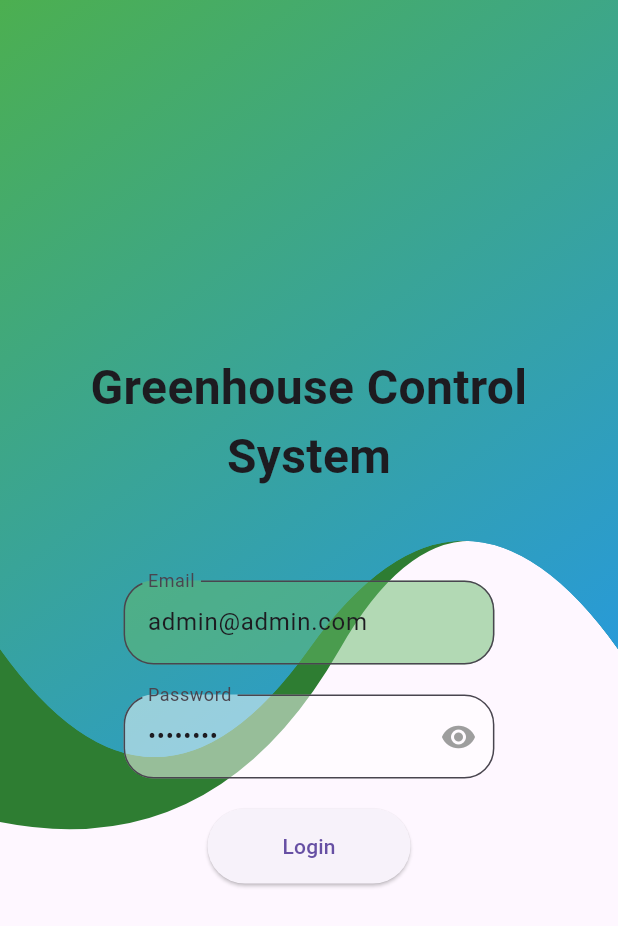
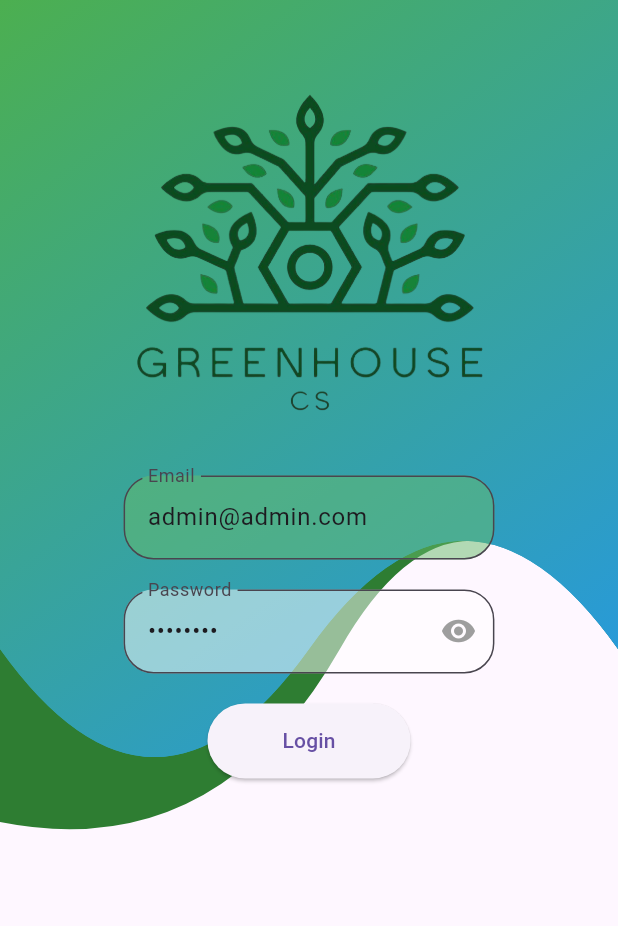
Before and after one commit to AFR0011/greenhouse-proj, a Flutter app: the screen it shows after launch, on a phone screen of 412 x 824 dp. Shown: the top 926 px of the screen. Run offline on Flutter 3.47's test engine with Material 3 defaults, Android fonts, the phone set to English and light mode, and no system bars; our stand-ins replace cloud_firestore, firebase_auth, firebase_core, firebase_messaging, firebase_storage, fl_chart and 4 more; missing offline and left inert: emailjs, list_utilities; accounts and stored records are empty.

Commit message:
Added the logo

```diff
--- a/greenhouse_project/lib/pages/login.dart
+++ b/greenhouse_project/lib/pages/login.dart
@@ -95,7 +95,8 @@ class _LoginPageState extends State<LoginPage> {
                   child: CircularProgressIndicator(),
                 );
               }
-              return Padding(
+              return SingleChildScrollView(
+                child: Padding(
                   padding: const EdgeInsets.all(25.0),
                   child: SafeArea(
                     child: SizedBox(
@@ -103,14 +104,8 @@ class _LoginPageState extends State<LoginPage> {
                       child: Column(
                         mainAxisAlignment: MainAxisAlignment.center,
                         children: [
-                        const Padding(
-                          padding: EdgeInsets.only(bottom: 60),
-                          child: Text(
-                            "Greenhouse Control System",
-                            style: headingTextStyle,
-                            textAlign: TextAlign.center,
-                          ),
-                        ),
+                          Image.asset('lib/utils/Icons/logo.png'),
+
                           Container(
                             constraints: const BoxConstraints(maxWidth: 400),
                             width: MediaQuery.of(context).size.width * .6,
@@ -160,6 +155,7 @@ class _LoginPageState extends State<LoginPage> {
                       ),
                     ),
                   ),
+                ),
               );
             },
             listener: (context, state) {
```
Also changed, not shown: greenhouse_project/lib/pages/home.dart (+6 -11 lines), greenhouse_project/lib/utils/Icons/logo.png (added), greenhouse_project/pubspec.lock. Lines whose indentation alone changed are shown as unchanged.
